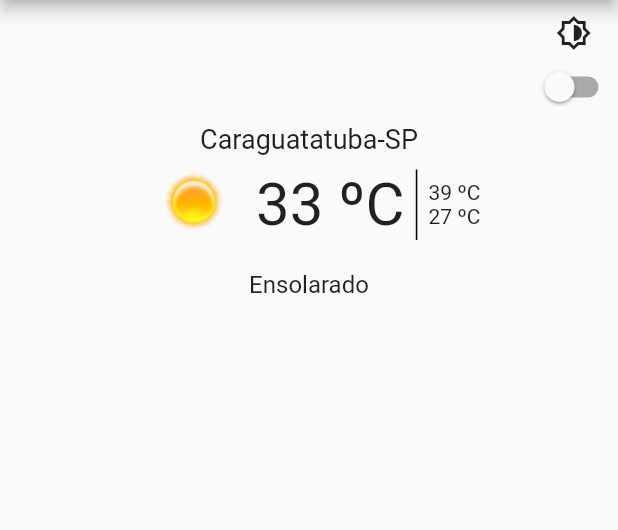
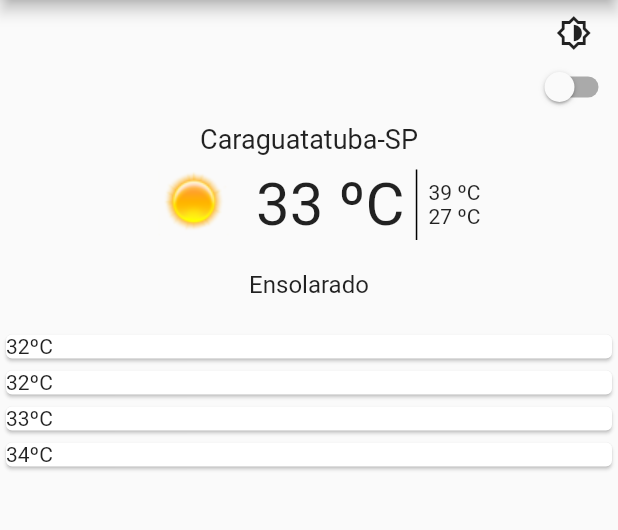
Before and after one commit to NatanTG/appClima, a Flutter app: the screen it shows after launch, on a phone screen of 412 x 824 dp, the part 84-614 px from its top. Run offline on Flutter 3.47's test engine with Material 2 defaults, Android fonts, the phone set to English and light mode, and no system bars.

Commit message:
Alterações no layout

```diff
--- /dev/null
+++ b/lib/models/previsao_hora.dart
@@ -0,0 +1,13 @@
+class PrevisaoHora {
+  final String horario;
+  final String descricao;
+  final int numeroIcone;
+  final double temperatura;
+
+  PrevisaoHora(
+    this.horario,
+    this.descricao,
+    this.numeroIcone,
+    this.temperatura,
+  );
+}
--- /dev/null
+++ b/lib/services/previsao_service.dart
@@ -0,0 +1,18 @@
+import 'package:appclima/models/previsao_hora.dart';
+
+class PrevisaoService {
+  List<PrevisaoHora> recuperarUltimasPrevisoes() {
+    return [
+      PrevisaoHora('11:00', 'Ensolarado', 1, 32),
+      PrevisaoHora('12:00', 'Ensolarado', 1, 32),
+      PrevisaoHora('13:00', 'Ensolarado', 1, 33),
+      PrevisaoHora('14:00', 'Ensolarado', 1, 34),
+      PrevisaoHora('15:00', 'Ensolarado', 1, 35),
+      PrevisaoHora('16:00', 'Ensolarado', 1, 34),
+      PrevisaoHora('17:00', 'Parcialmente ensolarado', 2, 32),
+      PrevisaoHora('18:00', 'Nuvens esparsas', 3, 29),
+      PrevisaoHora('19:00', 'Nuvens esparsas', 3, 26),
+      PrevisaoHora('20:00', 'Nuvens esparsas', 3, 25),
+    ];
+  }
+}
--- a/lib/widgets/home.dart
+++ b/lib/widgets/home.dart
@@ -1,15 +1,27 @@
 // ignore_for_file: library_private_types_in_public_api, use_key_in_widget_constructors
 
+import 'package:appclima/services/previsao_service.dart';
 import 'package:appclima/widgets/resumo.dart';
 import 'package:flutter/material.dart';
 
+import '../models/previsao_hora.dart';
+import 'proximas_temperaturas.dart';
+
 class Home extends StatefulWidget {
-
   @override
   _HomeState createState() => _HomeState();
 }
 
 class _HomeState extends State<Home> {
+  late List<PrevisaoHora> ultimasPrevisoes;
+
+  @override
+  void initState() {
+    super.initState();
+    PrevisaoService service = PrevisaoService();
+    ultimasPrevisoes = service.recuperarUltimasPrevisoes();
+  }
+
   @override
   Widget build(BuildContext context) {
     return Scaffold(
@@ -19,14 +31,19 @@ class _HomeState extends State<Home> {
       ),
       body: Center(
         child: Column(
-          children: const [
-            Resumo(
+          children: [
+            const Resumo(
               cidade: 'Caraguatatuba-SP',
               temperaturaAtual: 33,
               temperaturaMaxima: 39,
               temperaturaMinima: 27,
               descricao: 'Ensolarado',
-              numeroIcone: 1,),
+              numeroIcone: 1,
+            ),
+            const Padding(padding: EdgeInsets.all(10)),
+            ProximasTemperaturas(
+              previsoes: ultimasPrevisoes,
+            )
           ],
         ),
       ),
--- /dev/null
+++ b/lib/widgets/proximas_temperaturas.dart
@@ -0,0 +1,32 @@
+// ignore_for_file: implementation_imports
+
+import 'package:flutter/material.dart';
+
+import '../models/previsao_hora.dart';
+
+class ProximasTemperaturas extends StatelessWidget {
+  final List<PrevisaoHora> previsoes;
+
+  const ProximasTemperaturas({super.key, required this.previsoes});
+
+  @override
+  Widget build(BuildContext context) {
+    return Expanded(
+        child: ListView(
+      children: [
+        Card(
+          child: Text('${previsoes[0].temperatura.toStringAsFixed(0)}ºC'),
+        ),
+        Card(
+          child: Text('${previsoes[1].temperatura.toStringAsFixed(0)}ºC'),
+        ),
+        Card(
+          child: Text('${previsoes[2].temperatura.toStringAsFixed(0)}ºC'),
+        ),
+        Card(
+          child: Text('${previsoes[3].temperatura.toStringAsFixed(0)}ºC'),
+        ),
+      ],
+    ));
+  }
+}
```
